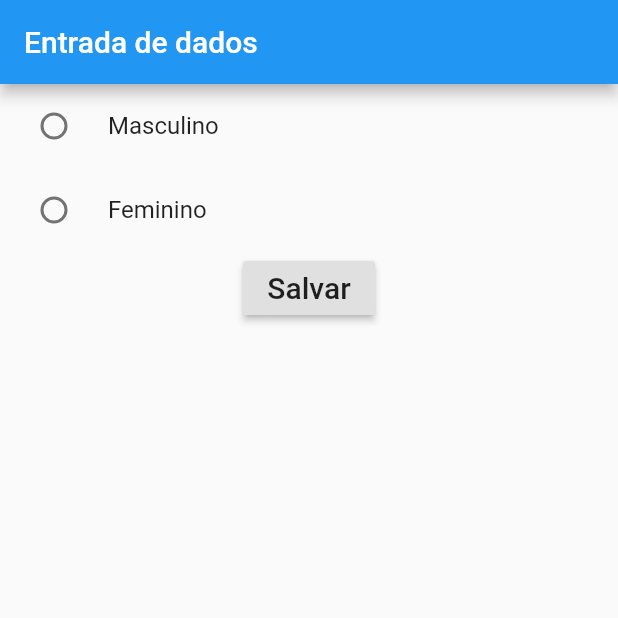
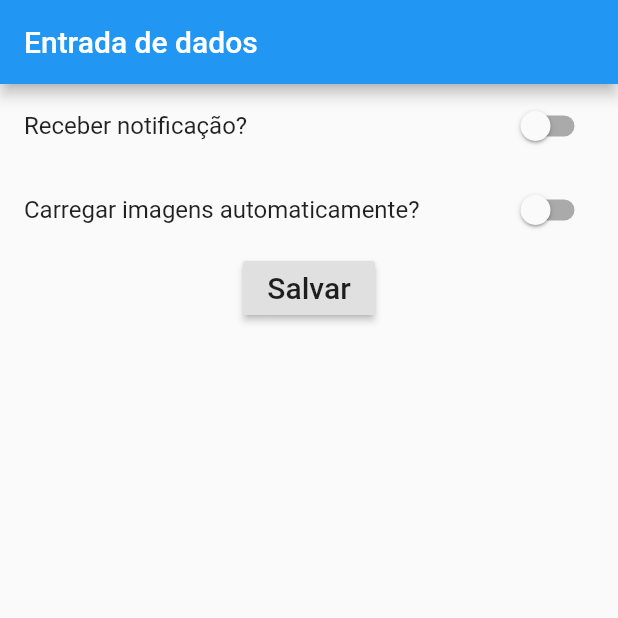
Before and after one commit to petscaramussi/EntradaDados, a Flutter app: the screen it shows after launch, after a tap on "Salvar", on a phone screen of 412 x 824 dp, the top half of it. Run offline on Flutter 3.47's test engine with Material 2 defaults, Android fonts, the phone set to English and light mode, and no system bars.

Commit message:
Train Switch

```diff
--- /dev/null
+++ b/entrada_dados/lib/EntradaSwitch.dart
@@ -0,0 +1,61 @@
+import 'package:flutter/material.dart';
+
+class EntradaSwitch extends StatefulWidget {
+  @override
+  _EntradaSwitchState createState() => _EntradaSwitchState();
+}
+
+class _EntradaSwitchState extends State<EntradaSwitch> {
+
+  bool _escolhaUsuario = false;
+  bool _escolhaConfig = false;
+
+  @override
+  Widget build(BuildContext context) {
+    return Scaffold(
+      appBar: AppBar(
+        title: Text("Entrada de dados"),
+      ),
+      body: Container(
+        child: Column(
+          children: <Widget>[
+
+            SwitchListTile(
+              title: Text("Receber notificação?"),
+              value: _escolhaUsuario,
+              onChanged: (bool valor){
+                setState(() {
+                   _escolhaUsuario = valor;
+                  });
+              }
+            ),
+
+            SwitchListTile(
+              title: Text("Carregar imagens automaticamente?"),
+              value: _escolhaConfig,
+              onChanged: (bool valor){
+                setState(() {
+                   _escolhaConfig = valor;
+                  });
+              }
+            ),
+
+             RaisedButton(
+                child: Text(
+                  "Salvar",
+                  style: TextStyle(
+                      fontSize: 20
+                  ),
+                ),
+                onPressed: (){
+                  print("Notificações: " + _escolhaUsuario.toString() );
+                  print("Carr Img Aut: " + _escolhaConfig.toString() );
+                }
+            )
+
+          ],
+        ),
+      ),
+    );
+  }
+}
--- a/entrada_dados/lib/main.dart
+++ b/entrada_dados/lib/main.dart
@@ -1,14 +1,16 @@
-//import 'package:entrada_dados/CampoTexto.dart';
+import 'package:flutter/material.dart';
+import 'package:entrada_dados/CampoTexto.dart';
 import 'package:entrada_dados/EntradaRadioButton.dart';
-import 'package:flutter/material.dart';
-//import 'CampoTexto.dart';
 import 'EntradaCheckBox.dart';
+import 'EntradaSwitch.dart';
+
 void main(){
   runApp(
     MaterialApp(
       //home: CampoTexto(),
       //home: EntradaCheckBox(),
-      home: EntradaRadioButton(),
+      //home: EntradaRadioButton(),
+      home: EntradaSwitch(),
     )
   );
 }
```
